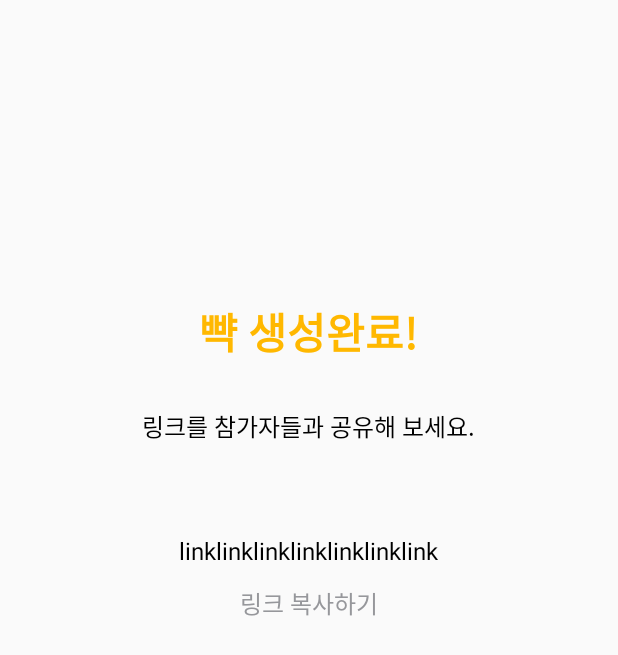
After one commit to Hakbbusaeng/Bbyak, an Android app: the layout fragment_finish_create_meeting.xml on its own in the app's theme, with its tools: preview values and no code run, on a phone screen of 412 x 824 dp. The commit adds this screen. Shown: the top 655 px of the screen. Run offline under Robolectric (Android 15) with nearby library versions, the phone set to English and light mode, and no system bars.

Commit message:
Refactor: 뺙 생성화면 구조 리팩토링

```diff
--- /dev/null
+++ b/app/src/main/res/layout/fragment_finish_create_meeting.xml
@@ -0,0 +1,43 @@
+<?xml version="1.0" encoding="utf-8"?>
+<LinearLayout xmlns:android="http://schemas.android.com/apk/res/android"
+    xmlns:tools="http://schemas.android.com/tools"
+    android:layout_width="match_parent"
+    android:layout_height="match_parent"
+    android:orientation="vertical"
+    android:gravity="center_horizontal"
+    tools:context=".FinishCreateMeetingFragment">
+
+    <TextView
+        android:layout_width="wrap_content"
+        android:layout_height="wrap_content"
+        android:layout_marginTop="200dp"
+        android:text="뺙 생성완료!"
+        android:textColor="@color/deep_yellow"
+        android:textSize="28sp"
+        android:textStyle="bold"/>
+
+    <TextView
+        android:layout_width="wrap_content"
+        android:layout_height="wrap_content"
+        android:layout_marginTop="30dp"
+        android:text="링크를 참가자들과 공유해 보세요."
+        android:textColor="@color/black"
+        android:textSize="16sp"/>
+
+    <TextView
+        android:layout_width="wrap_content"
+        android:layout_height="wrap_content"
+        android:layout_marginTop="60dp"
+        android:text="linklinklinklinklinklinklink"
+        android:textColor="@color/black"
+        android:textSize="16sp"/>
+
+    <Button
+        android:layout_width="wrap_content"
+        android:layout_height="wrap_content"
+        android:background="@null"
+        android:text="링크 복사하기"
+        android:textColor="@color/grey"
+        android:textSize="16sp"/>
+
+</LinearLayout>
```
Also changed, not shown: app/src/main/java/com/example/bbyak/CreateMeetingActivity.kt (+27 -20 lines), app/src/main/java/com/example/bbyak/CreateMeetingFragment.kt (added, +45 -0 lines), app/src/main/java/com/example/bbyak/FinishCreateMeetingFragment.kt (added, +19 -0 lines), app/src/main/res/layout/activity_create_meeting.xml (+6 -108 lines), app/src/main/res/layout/fragment_create_meeting.xml (added, +111 -0 lines).
